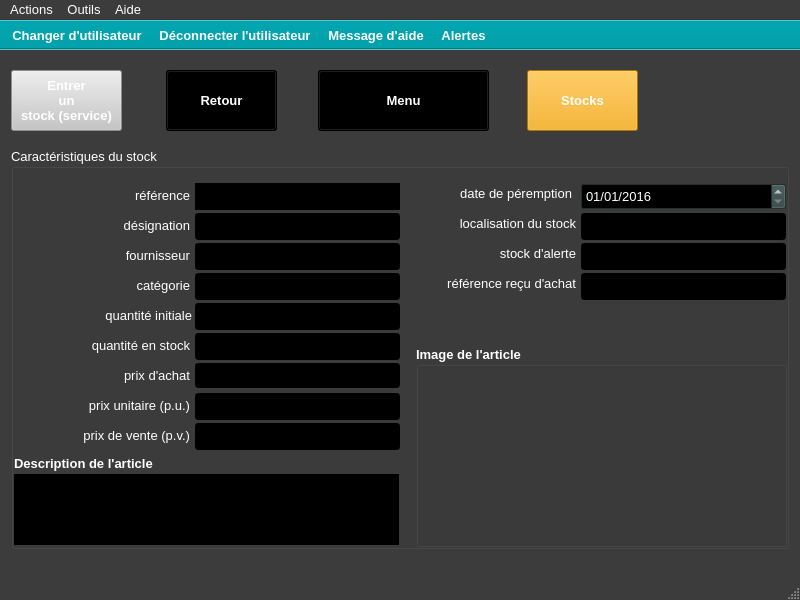
xnoumbissinoundou/yeroth-erp-3.0, file ui/yeroth-erp-achats-detail-window.ui: the form before one commit.
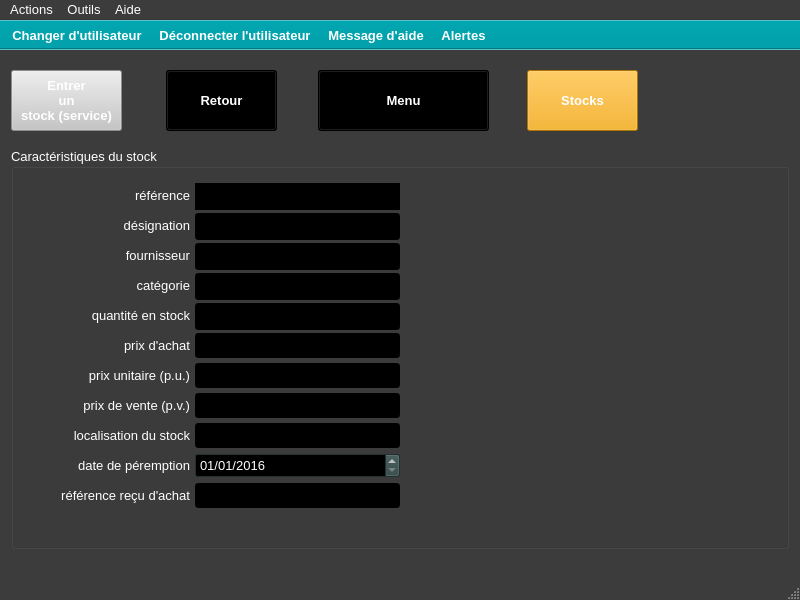
The form after the commit. Icons and pictures are not drawn. Custom widgets are drawn as their Qt base class.

Diff of the .ui file:
```diff
--- a/ui/yeroth-erp-achats-detail-window.ui
+++ b/ui/yeroth-erp-achats-detail-window.ui
@@ -3545,461 +3545,11 @@
       <set>Qt::AlignRight|Qt::AlignTrailing|Qt::AlignVCenter</set>
      </property>
     </widget>
-    <widget class="QLabel" name="label_description">
-     <property name="geometry">
-      <rect>
-       <x>3</x>
-       <y>305</y>
-       <width>205</width>
-       <height>21</height>
-      </rect>
-     </property>
-     <property name="font">
-      <font>
-       <pointsize>10</pointsize>
-       <weight>75</weight>
-       <bold>true</bold>
-      </font>
-     </property>
-     <property name="text">
-      <string>Description de l'article</string>
-     </property>
-    </widget>
-    <widget class="YerothTextEdit" name="textEdit_description">
-     <property name="geometry">
-      <rect>
-       <x>3</x>
-       <y>326</y>
-       <width>385</width>
-       <height>71</height>
-      </rect>
-     </property>
-     <property name="palette">
-      <palette>
-       <active>
-        <colorrole role="WindowText">
-         <brush brushstyle="SolidPattern">
-          <color alpha="255">
-           <red>255</red>
-           <green>255</green>
-           <blue>255</blue>
-          </color>
-         </brush>
-        </colorrole>
-        <colorrole role="Button">
-         <brush brushstyle="SolidPattern">
-          <color alpha="255">
-           <red>0</red>
-           <green>0</green>
-           <blue>0</blue>
-          </color>
-         </brush>
-        </colorrole>
-        <colorrole role="Light">
-         <brush brushstyle="SolidPattern">
-          <color alpha="255">
-           <red>0</red>
-           <green>0</green>
-           <blue>0</blue>
-          </color>
-         </brush>
-        </colorrole>
-        <colorrole role="Midlight">
-         <brush brushstyle="SolidPattern">
-          <color alpha="255">
-           <red>0</red>
-           <green>0</green>
-           <blue>0</blue>
-          </color>
-         </brush>
-        </colorrole>
-        <colorrole role="Dark">
-         <brush brushstyle="SolidPattern">
-          <color alpha="255">
-           <red>0</red>
-           <green>0</green>
-           <blue>0</blue>
-          </color>
-         </brush>
-        </colorrole>
-        <colorrole role="Mid">
-         <brush brushstyle="SolidPattern">
-          <color alpha="255">
-           <red>0</red>
-           <green>0</green>
-           <blue>0</blue>
-          </color>
-         </brush>
-        </colorrole>
-        <colorrole role="Text">
-         <brush brushstyle="SolidPattern">
-          <color alpha="255">
-           <red>255</red>
-           <green>255</green>
-           <blue>255</blue>
-          </color>
-         </brush>
-        </colorrole>
-        <colorrole role="BrightText">
-         <brush brushstyle="SolidPattern">
-          <color alpha="255">
-           <red>255</red>
-           <green>255</green>
-           <blue>255</blue>
-          </color>
-         </brush>
-        </colorrole>
-        <colorrole role="ButtonText">
-         <brush brushstyle="SolidPattern">
-          <color alpha="255">
-           <red>255</red>
-           <green>255</green>
-           <blue>255</blue>
-          </color>
-         </brush>
-        </colorrole>
-        <colorrole role="Base">
-         <brush brushstyle="SolidPattern">
-          <color alpha="255">
-           <red>0</red>
-           <green>0</green>
-           <blue>0</blue>
-          </color>
-         </brush>
-        </colorrole>
-        <colorrole role="Window">
-         <brush brushstyle="SolidPattern">
-          <color alpha="255">
-           <red>0</red>
-           <green>0</green>
-           <blue>0</blue>
-          </color>
-         </brush>
-        </colorrole>
-        <colorrole role="Shadow">
-         <brush brushstyle="SolidPattern">
-          <color alpha="255">
-           <red>0</red>
-           <green>0</green>
-           <blue>0</blue>
-          </color>
-         </brush>
-        </colorrole>
-        <colorrole role="AlternateBase">
-         <brush brushstyle="SolidPattern">
-          <color alpha="255">
-           <red>0</red>
-           <green>0</green>
-           <blue>0</blue>
-          </color>
-         </brush>
-        </colorrole>
-        <colorrole role="ToolTipBase">
-         <brush brushstyle="SolidPattern">
-          <color alpha="255">
-           <red>255</red>
-           <green>255</green>
-           <blue>220</blue>
-          </color>
-         </brush>
-        </colorrole>
-        <colorrole role="ToolTipText">
-         <brush brushstyle="SolidPattern">
-          <color alpha="255">
-           <red>0</red>
-           <green>0</green>
-           <blue>0</blue>
-          </color>
-         </brush>
-        </colorrole>
-       </active>
-       <inactive>
-        <colorrole role="WindowText">
-         <brush brushstyle="SolidPattern">
-          <color alpha="255">
-           <red>255</red>
-           <green>255</green>
-           <blue>255</blue>
-          </color>
-         </brush>
-        </colorrole>
-        <colorrole role="Button">
-         <brush brushstyle="SolidPattern">
-          <color alpha="255">
-           <red>0</red>
-           <green>0</green>
-           <blue>0</blue>
-          </color>
-         </brush>
-        </colorrole>
-        <colorrole role="Light">
-         <brush brushstyle="SolidPattern">
-          <color alpha="255">
-           <red>0</red>
-           <green>0</green>
-           <blue>0</blue>
-          </color>
-         </brush>
-        </colorrole>
-        <colorrole role="Midlight">
-         <brush brushstyle="SolidPattern">
-          <color alpha="255">
-           <red>0</red>
-           <green>0</green>
-           <blue>0</blue>
-          </color>
-         </brush>
-        </colorrole>
-        <colorrole role="Dark">
-         <brush brushstyle="SolidPattern">
-          <color alpha="255">
-           <red>0</red>
-           <green>0</green>
-           <blue>0</blue>
-          </color>
-         </brush>
-        </colorrole>
-        <colorrole role="Mid">
-         <brush brushstyle="SolidPattern">
-          <color alpha="255">
-           <red>0</red>
-           <green>0</green>
-           <blue>0</blue>
-          </color>
-         </brush>
-        </colorrole>
-        <colorrole role="Text">
-         <brush brushstyle="SolidPattern">
-          <color alpha="255">
-           <red>255</red>
-           <green>255</green>
-           <blue>255</blue>
-          </color>
-         </brush>
-        </colorrole>
-        <colorrole role="BrightText">
-         <brush brushstyle="SolidPattern">
-          <color alpha="255">
-           <red>255</red>
-           <green>255</green>
-           <blue>255</blue>
-          </color>
-         </brush>
-        </colorrole>
-        <colorrole role="ButtonText">
-         <brush brushstyle="SolidPattern">
-          <color alpha="255">
-           <red>255</red>
-           <green>255</green>
-           <blue>255</blue>
-          </color>
-         </brush>
-        </colorrole>
-        <colorrole role="Base">
-         <brush brushstyle="SolidPattern">
-          <color alpha="255">
-           <red>0</red>
-           <green>0</green>
-           <blue>0</blue>
-          </color>
-         </brush>
-        </colorrole>
-        <colorrole role="Window">
-         <brush brushstyle="SolidPattern">
-          <color alpha="255">
-           <red>0</red>
-           <green>0</green>
-           <blue>0</blue>
-          </color>
-         </brush>
-        </colorrole>
-        <colorrole role="Shadow">
-         <brush brushstyle="SolidPattern">
-          <color alpha="255">
-           <red>0</red>
-           <green>0</green>
-           <blue>0</blue>
-          </color>
-         </brush>
-        </colorrole>
-        <colorrole role="AlternateBase">
-         <brush brushstyle="SolidPattern">
-          <color alpha="255">
-           <red>0</red>
-           <green>0</green>
-           <blue>0</blue>
-          </color>
-         </brush>
-        </colorrole>
-        <colorrole role="ToolTipBase">
-         <brush brushstyle="SolidPattern">
-          <color alpha="255">
-           <red>255</red>
-           <green>255</green>
-           <blue>220</blue>
-          </color>
-         </brush>
-        </colorrole>
-        <colorrole role="ToolTipText">
-         <brush brushstyle="SolidPattern">
-          <color alpha="255">
-           <red>0</red>
-           <green>0</green>
-           <blue>0</blue>
-          </color>
-         </brush>
-        </colorrole>
-       </inactive>
-       <disabled>
-        <colorrole role="WindowText">
-         <brush brushstyle="SolidPattern">
-          <color alpha="255">
-           <red>0</red>
-           <green>0</green>
-           <blue>0</blue>
-          </color>
-         </brush>
-        </colorrole>
-        <colorrole role="Button">
-         <brush brushstyle="SolidPattern">
-          <color alpha="255">
-           <red>0</red>
-           <green>0</green>
-           <blue>0</blue>
-          </color>
-         </brush>
-        </colorrole>
-        <colorrole role="Light">
-         <brush brushstyle="SolidPattern">
-          <color alpha="255">
-           <red>0</red>
-           <green>0</green>
-           <blue>0</blue>
-          </color>
-         </brush>
-        </colorrole>
-        <colorrole role="Midlight">
-         <brush brushstyle="SolidPattern">
-          <color alpha="255">
-           <red>0</red>
-           <green>0</green>
-           <blue>0</blue>
-          </color>
-         </brush>
-        </colorrole>
-        <colorrole role="Dark">
-         <brush brushstyle="SolidPattern">
-          <color alpha="255">
-           <red>0</red>
-           <green>0</green>
-           <blue>0</blue>
-          </color>
-         </brush>
-        </colorrole>
-        <colorrole role="Mid">
-         <brush brushstyle="SolidPattern">
-          <color alpha="255">
-           <red>0</red>
-           <green>0</green>
-           <blue>0</blue>
-          </color>
-         </brush>
-        </colorrole>
-        <colorrole role="Text">
-         <brush brushstyle="SolidPattern">
-          <color alpha="255">
-           <red>0</red>
-           <green>0</green>
-           <blue>0</blue>
-          </color>
-         </brush>
-        </colorrole>
-        <colorrole role="BrightText">
-         <brush brushstyle="SolidPattern">
-          <color alpha="255">
-           <red>255</red>
-           <green>255</green>
-           <blue>255</blue>
-          </color>
-         </brush>
-        </colorrole>
-        <colorrole role="ButtonText">
-         <brush brushstyle="SolidPattern">
-          <color alpha="255">
-           <red>0</red>
-           <green>0</green>
-           <blue>0</blue>
-          </color>
-         </brush>
-        </colorrole>
-        <colorrole role="Base">
-         <brush brushstyle="SolidPattern">
-          <color alpha="255">
-           <red>0</red>
-           <green>0</green>
-           <blue>0</blue>
-          </color>
-         </brush>
-        </colorrole>
-        <colorrole role="Window">
-         <brush brushstyle="SolidPattern">
-          <color alpha="255">
-           <red>0</red>
-           <green>0</green>
-           <blue>0</blue>
-          </color>
-         </brush>
-        </colorrole>
-        <colorrole role="Shadow">
-         <brush brushstyle="SolidPattern">
-          <color alpha="255">
-           <red>0</red>
-           <green>0</green>
-           <blue>0</blue>
-          </color>
-         </brush>
-        </colorrole>
-        <colorrole role="AlternateBase">
-         <brush brushstyle="SolidPattern">
-          <color alpha="255">
-           <red>0</red>
-           <green>0</green>
-           <blue>0</blue>
-          </color>
-         </brush>
-        </colorrole>
-        <colorrole role="ToolTipBase">
-         <brush brushstyle="SolidPattern">
-          <color alpha="255">
-           <red>255</red>
-           <green>255</green>
-           <blue>220</blue>
-          </color>
-         </brush>
-        </colorrole>
-        <colorrole role="ToolTipText">
-         <brush brushstyle="SolidPattern">
-          <color alpha="255">
-           <red>0</red>
-           <green>0</green>
-           <blue>0</blue>
-          </color>
-         </brush>
-        </colorrole>
-       </disabled>
-      </palette>
-     </property>
-     <property name="font">
-      <font>
-       <pointsize>10</pointsize>
-      </font>
-     </property>
-    </widget>
     <widget class="QLabel" name="label_quantite_restante">
      <property name="geometry">
       <rect>
        <x>58</x>
-       <y>187</y>
+       <y>157</y>
        <width>121</width>
        <height>21</height>
       </rect>
@@ -4023,7 +3573,7 @@
      <property name="geometry">
       <rect>
        <x>184</x>
-       <y>185</y>
+       <y>155</y>
        <width>205</width>
        <height>27</height>
       </rect>
@@ -4476,47 +4026,11 @@
       <set>Qt::AlignRight|Qt::AlignTrailing|Qt::AlignVCenter</set>
      </property>
     </widget>
-    <widget class="QGroupBox" name="groupBox_2">
-     <property name="geometry">
-      <rect>
-       <x>405</x>
-       <y>198</y>
-       <width>371</width>
-       <height>201</height>
-      </rect>
-     </property>
-     <property name="font">
-      <font>
-       <pointsize>10</pointsize>
-       <weight>75</weight>
-       <bold>true</bold>
-      </font>
-     </property>
-     <property name="title">
-      <string>Image de l'article</string>
-     </property>
-     <widget class="QLabel" name="label_image_produit">
-      <property name="geometry">
-       <rect>
-        <x>7</x>
-        <y>26</y>
-        <width>358</width>
-        <height>169</height>
-       </rect>
-      </property>
-      <property name="text">
-       <string/>
-      </property>
-      <property name="alignment">
-       <set>Qt::AlignCenter</set>
-      </property>
-     </widget>
-    </widget>
     <widget class="QLabel" name="label_prix_vente">
      <property name="geometry">
       <rect>
        <x>8</x>
-       <y>277</y>
+       <y>247</y>
        <width>171</width>
        <height>21</height>
       </rect>
@@ -4539,9 +4053,9 @@
     <widget class="QLabel" name="label_numero_localisation_produit">
      <property name="geometry">
       <rect>
-       <x>414</x>
-       <y>65</y>
-       <width>151</width>
+       <x>8</x>
+       <y>277</y>
+       <width>171</width>
        <height>21</height>
       </rect>
      </property>
@@ -4561,9 +4075,9 @@
      <property name="geometry">
       <rect>
        <x>184</x>
-       <y>275</y>
+       <y>245</y>
        <width>205</width>
-       <height>27</height>
+       <height>25</height>
       </rect>
      </property>
      <property name="palette">
@@ -4993,10 +4507,10 @@
     <widget class="YerothDateTimeEdit" name="dateEdit_date_peremption">
      <property name="geometry">
       <rect>
-       <x>570</x>
-       <y>35</y>
+       <x>184</x>
+       <y>305</y>
        <width>205</width>
-       <height>27</height>
+       <height>25</height>
       </rect>
      </property>
      <property name="font">
@@ -5017,468 +4531,11 @@
       </date>
      </property>
     </widget>
-    <widget class="QLabel" name="label_quantite_initiale">
-     <property name="geometry">
-      <rect>
-       <x>60</x>
-       <y>157</y>
-       <width>121</width>
-       <height>21</height>
-      </rect>
-     </property>
-     <property name="font">
-      <font>
-       <pointsize>10</pointsize>
-      </font>
-     </property>
-     <property name="layoutDirection">
-      <enum>Qt::LeftToRight</enum>
-     </property>
-     <property name="text">
-      <string>quantité initiale</string>
-     </property>
-     <property name="alignment">
-      <set>Qt::AlignRight|Qt::AlignTrailing|Qt::AlignVCenter</set>
-     </property>
-    </widget>
-    <widget class="YerothLineEdit" name="lineEdit_quantite_initiale">
-     <property name="geometry">
-      <rect>
-       <x>184</x>
-       <y>155</y>
-       <width>205</width>
-       <height>27</height>
-      </rect>
-     </property>
-     <property name="palette">
-      <palette>
-       <active>
-        <colorrole role="WindowText">
-         <brush brushstyle="SolidPattern">
-          <color alpha="255">
-           <red>255</red>
-           <green>255</green>
-           <blue>255</blue>
-          </color>
-         </brush>
-        </colorrole>
-        <colorrole role="Button">
-         <brush brushstyle="SolidPattern">
-          <color alpha="255">
-           <red>0</red>
-           <green>0</green>
-           <blue>0</blue>
-          </color>
-         </brush>
-        </colorrole>
-        <colorrole role="Light">
-         <brush brushstyle="SolidPattern">
-          <color alpha="255">
-           <red>0</red>
-           <green>0</green>
-           <blue>0</blue>
-          </color>
-         </brush>
-        </colorrole>
-        <colorrole role="Midlight">
-         <brush brushstyle="SolidPattern">
-          <color alpha="255">
-           <red>0</red>
-           <green>0</green>
-           <blue>0</blue>
-          </color>
-         </brush>
-        </colorrole>
-        <colorrole role="Dark">
-         <brush brushstyle="SolidPattern">
-          <color alpha="255">
-           <red>0</red>
-           <green>0</green>
-           <blue>0</blue>
-          </color>
-         </brush>
-        </colorrole>
-        <colorrole role="Mid">
-         <brush brushstyle="SolidPattern">
-          <color alpha="255">
-           <red>0</red>
-           <green>0</green>
-           <blue>0</blue>
-          </color>
-         </brush>
-        </colorrole>
-        <colorrole role="Text">
-         <brush brushstyle="SolidPattern">
-          <color alpha="255">
-           <red>255</red>
-           <green>255</green>
-           <blue>255</blue>
-          </color>
-         </brush>
-        </colorrole>
-        <colorrole role="BrightText">
-         <brush brushstyle="SolidPattern">
-          <color alpha="255">
-           <red>255</red>
-           <green>255</green>
-           <blue>255</blue>
-          </color>
-         </brush>
-        </colorrole>
-        <colorrole role="ButtonText">
-         <brush brushstyle="SolidPattern">
-          <color alpha="255">
-           <red>255</red>
-           <green>255</green>
-           <blue>255</blue>
-          </color>
-         </brush>
-        </colorrole>
-        <colorrole role="Base">
-         <brush brushstyle="SolidPattern">
-          <color alpha="255">
-           <red>0</red>
-           <green>0</green>
-           <blue>0</blue>
-          </color>
-         </brush>
-        </colorrole>
-        <colorrole role="Window">
-         <brush brushstyle="SolidPattern">
-          <color alpha="255">
-           <red>0</red>
-           <green>0</green>
-           <blue>0</blue>
-          </color>
-         </brush>
-        </colorrole>
-        <colorrole role="Shadow">
-         <brush brushstyle="SolidPattern">
-          <color alpha="255">
-           <red>0</red>
-           <green>0</green>
-           <blue>0</blue>
-          </color>
-         </brush>
-        </colorrole>
-        <colorrole role="AlternateBase">
-         <brush brushstyle="SolidPattern">
-          <color alpha="255">
-           <red>0</red>
-           <green>0</green>
-           <blue>0</blue>
-          </color>
-         </brush>
-        </colorrole>
-        <colorrole role="ToolTipBase">
-         <brush brushstyle="SolidPattern">
-          <color alpha="255">
-           <red>255</red>
-           <green>255</green>
-           <blue>220</blue>
-          </color>
-         </brush>
-        </colorrole>
-        <colorrole role="ToolTipText">
-         <brush brushstyle="SolidPattern">
-          <color alpha="255">
-           <red>0</red>
-           <green>0</green>
-           <blue>0</blue>
-          </color>
-         </brush>
-        </colorrole>
-       </active>
-       <inactive>
-        <colorrole role="WindowText">
-         <brush brushstyle="SolidPattern">
-          <color alpha="255">
-           <red>255</red>
-           <green>255</green>
-           <blue>255</blue>
-          </color>
-         </brush>
-        </colorrole>
-        <colorrole role="Button">
-         <brush brushstyle="SolidPattern">
-          <color alpha="255">
-           <red>0</red>
-           <green>0</green>
-           <blue>0</blue>
-          </color>
-         </brush>
-        </colorrole>
-        <colorrole role="Light">
-         <brush brushstyle="SolidPattern">
-          <color alpha="255">
-           <red>0</red>
-           <green>0</green>
-           <blue>0</blue>
-          </color>
-         </brush>
-        </colorrole>
-        <colorrole role="Midlight">
-         <brush brushstyle="SolidPattern">
-          <color alpha="255">
-           <red>0</red>
-           <green>0</green>
-           <blue>0</blue>
-          </color>
-         </brush>
-        </colorrole>
-        <colorrole role="Dark">
-         <brush brushstyle="SolidPattern">
-          <color alpha="255">
-           <red>0</red>
-           <green>0</green>
-           <blue>0</blue>
-          </color>
-         </brush>
-        </colorrole>
-        <colorrole role="Mid">
-         <brush brushstyle="SolidPattern">
-          <color alpha="255">
-           <red>0</red>
-           <green>0</green>
-           <blue>0</blue>
-          </color>
-         </brush>
-        </colorrole>
-        <colorrole role="Text">
-         <brush brushstyle="SolidPattern">
-          <color alpha="255">
-           <red>255</red>
-           <green>255</green>
-           <blue>255</blue>
-          </color>
-         </brush>
-        </colorrole>
-        <colorrole role="BrightText">
-         <brush brushstyle="SolidPattern">
-          <color alpha="255">
-           <red>255</red>
-           <green>255</green>
-           <blue>255</blue>
-          </color>
-         </brush>
-        </colorrole>
-        <colorrole role="ButtonText">
-         <brush brushstyle="SolidPattern">
-          <color alpha="255">
-           <red>255</red>
-           <green>255</green>
-           <blue>255</blue>
-          </color>
-         </brush>
-        </colorrole>
-        <colorrole role="Base">
-         <brush brushstyle="SolidPattern">
-          <color alpha="255">
-           <red>0</red>
-           <green>0</green>
-           <blue>0</blue>
-          </color>
-         </brush>
-        </colorrole>
-        <colorrole role="Window">
-         <brush brushstyle="SolidPattern">
-          <color alpha="255">
-           <red>0</red>
-           <green>0</green>
-           <blue>0</blue>
-          </color>
-         </brush>
-        </colorrole>
-        <colorrole role="Shadow">
-         <brush brushstyle="SolidPattern">
-          <color alpha="255">
-           <red>0</red>
-           <green>0</green>
-           <blue>0</blue>
-          </color>
-         </brush>
-        </colorrole>
-        <colorrole role="AlternateBase">
-         <brush brushstyle="SolidPattern">
-          <color alpha="255">
-           <red>0</red>
-           <green>0</green>
-           <blue>0</blue>
-          </color>
-         </brush>
-        </colorrole>
-        <colorrole role="ToolTipBase">
-         <brush brushstyle="SolidPattern">
-          <color alpha="255">
-           <red>255</red>
-           <green>255</green>
-           <blue>220</blue>
-          </color>
-         </brush>
-        </colorrole>
-        <colorrole role="ToolTipText">
-         <brush brushstyle="SolidPattern">
-          <color alpha="255">
-           <red>0</red>
-           <green>0</green>
-           <blue>0</blue>
-          </color>
-         </brush>
-        </colorrole>
-       </inactive>
-       <disabled>
-        <colorrole role="WindowText">
-         <brush brushstyle="SolidPattern">
-          <color alpha="255">
-           <red>0</red>
-           <green>0</green>
-           <blue>0</blue>
-          </color>
-         </brush>
-        </colorrole>
-        <colorrole role="Button">
-         <brush brushstyle="SolidPattern">
-          <color alpha="255">
-           <red>0</red>
-           <green>0</green>
-           <blue>0</blue>
-          </color>
-         </brush>
-        </colorrole>
-        <colorrole role="Light">
-         <brush brushstyle="SolidPattern">
-          <color alpha="255">
-           <red>0</red>
-           <green>0</green>
-           <blue>0</blue>
-          </color>
-         </brush>
-        </colorrole>
-        <colorrole role="Midlight">
-         <brush brushstyle="SolidPattern">
-          <color alpha="255">
-           <red>0</red>
-           <green>0</green>
-           <blue>0</blue>
-          </color>
-         </brush>
-        </colorrole>
-        <colorrole role="Dark">
-         <brush brushstyle="SolidPattern">
-          <color alpha="255">
-           <red>0</red>
-           <green>0</green>
-           <blue>0</blue>
-          </color>
-         </brush>
-        </colorrole>
-        <colorrole role="Mid">
-         <brush brushstyle="SolidPattern">
-          <color alpha="255">
-           <red>0</red>
-           <green>0</green>
-           <blue>0</blue>
-          </color>
-         </brush>
-        </colorrole>
-        <colorrole role="Text">
-         <brush brushstyle="SolidPattern">
-          <color alpha="255">
-           <red>0</red>
-           <green>0</green>
-           <blue>0</blue>
-          </color>
-         </brush>
-        </colorrole>
-        <colorrole role="BrightText">
-         <brush brushstyle="SolidPattern">
-          <color alpha="255">
-           <red>255</red>
-           <green>255</green>
-           <blue>255</blue>
-          </color>
-         </brush>
-        </colorrole>
-        <colorrole role="ButtonText">
-         <brush brushstyle="SolidPattern">
-          <color alpha="255">
-           <red>0</red>
-           <green>0</green>
-           <blue>0</blue>
-          </color>
-         </brush>
-        </colorrole>
-        <colorrole role="Base">
-         <brush brushstyle="SolidPattern">
-          <color alpha="255">
-           <red>0</red>
-           <green>0</green>
-           <blue>0</blue>
-          </color>
-         </brush>
-        </colorrole>
-        <colorrole role="Window">
-         <brush brushstyle="SolidPattern">
-          <color alpha="255">
-           <red>0</red>
-           <green>0</green>
-           <blue>0</blue>
-          </color>
-         </brush>
-        </colorrole>
-        <colorrole role="Shadow">
-         <brush brushstyle="SolidPattern">
-          <color alpha="255">
-           <red>0</red>
-           <green>0</green>
-           <blue>0</blue>
-          </color>
-         </brush>
-        </colorrole>
-        <colorrole role="AlternateBase">
-         <brush brushstyle="SolidPattern">
-          <color alpha="255">
-           <red>0</red>
-           <green>0</green>
-           <blue>0</blue>
-          </color>
-         </brush>
-        </colorrole>
-        <colorrole role="ToolTipBase">
-         <brush brushstyle="SolidPattern">
-          <color alpha="255">
-           <red>255</red>
-           <green>255</green>
-           <blue>220</blue>
-          </color>
-         </brush>
-        </colorrole>
-        <colorrole role="ToolTipText">
-         <brush brushstyle="SolidPattern">
-          <color alpha="255">
-           <red>0</red>
-           <green>0</green>
-           <blue>0</blue>
-          </color>
-         </brush>
-        </colorrole>
-       </disabled>
-      </palette>
-     </property>
-     <property name="font">
-      <font>
-       <pointsize>10</pointsize>
-      </font>
-     </property>
-     <property name="readOnly">
-      <bool>false</bool>
-     </property>
-    </widget>
     <widget class="YerothLineEdit" name="lineEdit_prix_dachat">
      <property name="geometry">
       <rect>
        <x>184</x>
-       <y>215</y>
+       <y>185</y>
        <width>205</width>
        <height>25</height>
       </rect>
@@ -6775,10 +5832,10 @@
      </property>
      <property name="geometry">
       <rect>
-       <x>570</x>
-       <y>65</y>
+       <x>184</x>
+       <y>275</y>
        <width>205</width>
-       <height>27</height>
+       <height>25</height>
       </rect>
      </property>
      <property name="palette">
@@ -7205,9 +6262,9 @@
     <widget class="QLabel" name="label_date_peremption">
      <property name="geometry">
       <rect>
-       <x>400</x>
-       <y>35</y>
-       <width>161</width>
+       <x>8</x>
+       <y>307</y>
+       <width>171</width>
        <height>21</height>
       </rect>
      </property>
@@ -7229,9 +6286,9 @@
      <property name="geometry">
       <rect>
        <x>184</x>
-       <y>245</y>
+       <y>215</y>
        <width>205</width>
-       <height>27</height>
+       <height>25</height>
       </rect>
      </property>
      <property name="palette">
@@ -7665,7 +6722,7 @@
      <property name="geometry">
       <rect>
        <x>8</x>
-       <y>247</y>
+       <y>217</y>
        <width>171</width>
        <height>21</height>
       </rect>
@@ -7689,7 +6746,7 @@
      <property name="geometry">
       <rect>
        <x>8</x>
-       <y>217</y>
+       <y>187</y>
        <width>171</width>
        <height>21</height>
       </rect>
@@ -7709,466 +6766,13 @@
       <set>Qt::AlignRight|Qt::AlignTrailing|Qt::AlignVCenter</set>
      </property>
     </widget>
-    <widget class="YerothLineEdit" name="lineEdit_stock_dalerte">
-     <property name="geometry">
-      <rect>
-       <x>570</x>
-       <y>95</y>
-       <width>205</width>
-       <height>27</height>
-      </rect>
-     </property>
-     <property name="palette">
-      <palette>
-       <active>
-        <colorrole role="WindowText">
-         <brush brushstyle="SolidPattern">
-          <color alpha="255">
-           <red>255</red>
-           <green>255</green>
-           <blue>255</blue>
-          </color>
-         </brush>
-        </colorrole>
-        <colorrole role="Button">
-         <brush brushstyle="SolidPattern">
-          <color alpha="255">
-           <red>0</red>
-           <green>0</green>
-           <blue>0</blue>
-          </color>
-         </brush>
-        </colorrole>
-        <colorrole role="Light">
-         <brush brushstyle="SolidPattern">
-          <color alpha="255">
-           <red>0</red>
-           <green>0</green>
-           <blue>0</blue>
-          </color>
-         </brush>
-        </colorrole>
-        <colorrole role="Midlight">
-         <brush brushstyle="SolidPattern">
-          <color alpha="255">
-           <red>0</red>
-           <green>0</green>
-           <blue>0</blue>
-          </color>
-         </brush>
-        </colorrole>
-        <colorrole role="Dark">
-         <brush brushstyle="SolidPattern">
-          <color alpha="255">
-           <red>0</red>
-           <green>0</green>
-           <blue>0</blue>
-          </color>
-         </brush>
-        </colorrole>
-        <colorrole role="Mid">
-         <brush brushstyle="SolidPattern">
-          <color alpha="255">
-           <red>0</red>
-           <green>0</green>
-           <blue>0</blue>
-          </color>
-         </brush>
-        </colorrole>
-        <colorrole role="Text">
-         <brush brushstyle="SolidPattern">
-          <color alpha="255">
-           <red>255</red>
-           <green>255</green>
-           <blue>255</blue>
-          </color>
-         </brush>
-        </colorrole>
-        <colorrole role="BrightText">
-         <brush brushstyle="SolidPattern">
-          <color alpha="255">
-           <red>255</red>
-           <green>255</green>
-           <blue>255</blue>
-          </color>
-         </brush>
-        </colorrole>
-        <colorrole role="ButtonText">
-         <brush brushstyle="SolidPattern">
-          <color alpha="255">
-           <red>255</red>
-           <green>255</green>
-           <blue>255</blue>
-          </color>
-         </brush>
-        </colorrole>
-        <colorrole role="Base">
-         <brush brushstyle="SolidPattern">
-          <color alpha="255">
-           <red>0</red>
-           <green>0</green>
-           <blue>0</blue>
-          </color>
-         </brush>
-        </colorrole>
-        <colorrole role="Window">
-         <brush brushstyle="SolidPattern">
-          <color alpha="255">
-           <red>0</red>
-           <green>0</green>
-           <blue>0</blue>
-          </color>
-         </brush>
-        </colorrole>
-        <colorrole role="Shadow">
-         <brush brushstyle="SolidPattern">
-          <color alpha="255">
-           <red>0</red>
-           <green>0</green>
-           <blue>0</blue>
-          </color>
-         </brush>
-        </colorrole>
-        <colorrole role="AlternateBase">
-         <brush brushstyle="SolidPattern">
-          <color alpha="255">
-           <red>0</red>
-           <green>0</green>
-           <blue>0</blue>
-          </color>
-         </brush>
-        </colorrole>
-        <colorrole role="ToolTipBase">
-         <brush brushstyle="SolidPattern">
-          <color alpha="255">
-           <red>255</red>
-           <green>255</green>
-           <blue>220</blue>
-          </color>
-         </brush>
-        </colorrole>
-        <colorrole role="ToolTipText">
-         <brush brushstyle="SolidPattern">
-          <color alpha="255">
-           <red>0</red>
-           <green>0</green>
-           <blue>0</blue>
-          </color>
-         </brush>
-        </colorrole>
-       </active>
-       <inactive>
-        <colorrole role="WindowText">
-         <brush brushstyle="SolidPattern">
-          <color alpha="255">
-           <red>255</red>
-           <green>255</green>
-           <blue>255</blue>
-          </color>
-         </brush>
-        </colorrole>
-        <colorrole role="Button">
-         <brush brushstyle="SolidPattern">
-          <color alpha="255">
-           <red>0</red>
-           <green>0</green>
-           <blue>0</blue>
-          </color>
-         </brush>
-        </colorrole>
-        <colorrole role="Light">
-         <brush brushstyle="SolidPattern">
-          <color alpha="255">
-           <red>0</red>
-           <green>0</green>
-           <blue>0</blue>
-          </color>
-         </brush>
-        </colorrole>
-        <colorrole role="Midlight">
-         <brush brushstyle="SolidPattern">
-          <color alpha="255">
-           <red>0</red>
-           <green>0</green>
-           <blue>0</blue>
-          </color>
-         </brush>
-        </colorrole>
-        <colorrole role="Dark">
-         <brush brushstyle="SolidPattern">
-          <color alpha="255">
-           <red>0</red>
-           <green>0</green>
-           <blue>0</blue>
-          </color>
-         </brush>
-        </colorrole>
-        <colorrole role="Mid">
-         <brush brushstyle="SolidPattern">
-          <color alpha="255">
-           <red>0</red>
-           <green>0</green>
-           <blue>0</blue>
-          </color>
-         </brush>
-        </colorrole>
-        <colorrole role="Text">
-         <brush brushstyle="SolidPattern">
-          <color alpha="255">
-           <red>255</red>
-           <green>255</green>
-           <blue>255</blue>
-          </color>
-         </brush>
-        </colorrole>
-        <colorrole role="BrightText">
-         <brush brushstyle="SolidPattern">
-          <color alpha="255">
-           <red>255</red>
-           <green>255</green>
-           <blue>255</blue>
-          </color>
-         </brush>
-        </colorrole>
-        <colorrole role="ButtonText">
-         <brush brushstyle="SolidPattern">
-          <color alpha="255">
-           <red>255</red>
-           <green>255</green>
-           <blue>255</blue>
-          </color>
-         </brush>
-        </colorrole>
-        <colorrole role="Base">
-         <brush brushstyle="SolidPattern">
-          <color alpha="255">
-           <red>0</red>
-           <green>0</green>
-           <blue>0</blue>
-          </color>
-         </brush>
-        </colorrole>
-        <colorrole role="Window">
-         <brush brushstyle="SolidPattern">
-          <color alpha="255">
-           <red>0</red>
-           <green>0</green>
-           <blue>0</blue>
-          </color>
-         </brush>
-        </colorrole>
-        <colorrole role="Shadow">
-         <brush brushstyle="SolidPattern">
-          <color alpha="255">
-           <red>0</red>
-           <green>0</green>
-           <blue>0</blue>
-          </color>
-         </brush>
-        </colorrole>
-        <colorrole role="AlternateBase">
-         <brush brushstyle="SolidPattern">
-          <color alpha="255">
-           <red>0</red>
-           <green>0</green>
-           <blue>0</blue>
-          </color>
-         </brush>
-        </colorrole>
-        <colorrole role="ToolTipBase">
-         <brush brushstyle="SolidPattern">
-          <color alpha="255">
-           <red>255</red>
-           <green>255</green>
-           <blue>220</blue>
-          </color>
-         </brush>
-        </colorrole>
-        <colorrole role="ToolTipText">
-         <brush brushstyle="SolidPattern">
-          <color alpha="255">
-           <red>0</red>
-           <green>0</green>
-           <blue>0</blue>
-          </color>
-         </brush>
-        </colorrole>
-       </inactive>
-       <disabled>
-        <colorrole role="WindowText">
-         <brush brushstyle="SolidPattern">
-          <color alpha="255">
-           <red>0</red>
-           <green>0</green>
-           <blue>0</blue>
-          </color>
-         </brush>
-        </colorrole>
-        <colorrole role="Button">
-         <brush brushstyle="SolidPattern">
-          <color alpha="255">
-           <red>0</red>
-           <green>0</green>
-           <blue>0</blue>
-          </color>
-         </brush>
-        </colorrole>
-        <colorrole role="Light">
-         <brush brushstyle="SolidPattern">
-          <color alpha="255">
-           <red>0</red>
-           <green>0</green>
-           <blue>0</blue>
-          </color>
-         </brush>
-        </colorrole>
-        <colorrole role="Midlight">
-         <brush brushstyle="SolidPattern">
-          <color alpha="255">
-           <red>0</red>
-           <green>0</green>
-           <blue>0</blue>
-          </color>
-         </brush>
-        </colorrole>
-        <colorrole role="Dark">
-         <brush brushstyle="SolidPattern">
-          <color alpha="255">
-           <red>0</red>
-           <green>0</green>
-           <blue>0</blue>
-          </color>
-         </brush>
-        </colorrole>
-        <colorrole role="Mid">
-         <brush brushstyle="SolidPattern">
-          <color alpha="255">
-           <red>0</red>
-           <green>0</green>
-           <blue>0</blue>
-          </color>
-         </brush>
-        </colorrole>
-        <colorrole role="Text">
-         <brush brushstyle="SolidPattern">
-          <color alpha="255">
-           <red>0</red>
-           <green>0</green>
-           <blue>0</blue>
-          </color>
-         </brush>
-        </colorrole>
-        <colorrole role="BrightText">
-         <brush brushstyle="SolidPattern">
-          <color alpha="255">
-           <red>255</red>
-           <green>255</green>
-           <blue>255</blue>
-          </color>
-         </brush>
-        </colorrole>
-        <colorrole role="ButtonText">
-         <brush brushstyle="SolidPattern">
-          <color alpha="255">
-           <red>0</red>
-           <green>0</green>
-           <blue>0</blue>
-          </color>
-         </brush>
-        </colorrole>
-        <colorrole role="Base">
-         <brush brushstyle="SolidPattern">
-          <color alpha="255">
-           <red>0</red>
-           <green>0</green>
-           <blue>0</blue>
-          </color>
-         </brush>
-        </colorrole>
-        <colorrole role="Window">
-         <brush brushstyle="SolidPattern">
-          <color alpha="255">
-           <red>0</red>
-           <green>0</green>
-           <blue>0</blue>
-          </color>
-         </brush>
-        </colorrole>
-        <colorrole role="Shadow">
-         <brush brushstyle="SolidPattern">
-          <color alpha="255">
-           <red>0</red>
-           <green>0</green>
-           <blue>0</blue>
-          </color>
-         </brush>
-        </colorrole>
-        <colorrole role="AlternateBase">
-         <brush brushstyle="SolidPattern">
-          <color alpha="255">
-           <red>0</red>
-           <green>0</green>
-           <blue>0</blue>
-          </color>
-         </brush>
-        </colorrole>
-        <colorrole role="ToolTipBase">
-         <brush brushstyle="SolidPattern">
-          <color alpha="255">
-           <red>255</red>
-           <green>255</green>
-           <blue>220</blue>
-          </color>
-         </brush>
-        </colorrole>
-        <colorrole role="ToolTipText">
-         <brush brushstyle="SolidPattern">
-          <color alpha="255">
-           <red>0</red>
-           <green>0</green>
-           <blue>0</blue>
-          </color>
-         </brush>
-        </colorrole>
-       </disabled>
-      </palette>
-     </property>
-     <property name="font">
-      <font>
-       <pointsize>10</pointsize>
-      </font>
-     </property>
-    </widget>
-    <widget class="QLabel" name="label_stock_dalerte">
-     <property name="geometry">
-      <rect>
-       <x>414</x>
-       <y>95</y>
-       <width>151</width>
-       <height>21</height>
-      </rect>
-     </property>
-     <property name="font">
-      <font>
-       <pointsize>10</pointsize>
-       <weight>50</weight>
-       <bold>false</bold>
-      </font>
-     </property>
-     <property name="text">
-      <string>stock d'alerte</string>
-     </property>
-     <property name="alignment">
-      <set>Qt::AlignRight|Qt::AlignTrailing|Qt::AlignVCenter</set>
-     </property>
-    </widget>
     <widget class="YerothLineEdit" name="lineEdit_reference_recu_dachat">
      <property name="geometry">
       <rect>
-       <x>570</x>
-       <y>125</y>
+       <x>184</x>
+       <y>335</y>
        <width>205</width>
-       <height>27</height>
+       <height>25</height>
       </rect>
      </property>
      <property name="palette">
@@ -8595,9 +7199,9 @@
     <widget class="QLabel" name="label_reference_recu_dachat">
      <property name="geometry">
       <rect>
-       <x>414</x>
-       <y>125</y>
-       <width>151</width>
+       <x>8</x>
+       <y>337</y>
+       <width>171</width>
        <height>21</height>
       </rect>
      </property>
@@ -10577,11 +9181,6 @@
    <extends>QDateEdit</extends>
    <header>src/widgets/yeroth-erp-datetime-edit.hpp</header>
   </customwidget>
-  <customwidget>
-   <class>YerothTextEdit</class>
-   <extends>QTextEdit</extends>
-   <header>src/widgets/yeroth-erp-text-edit.hpp</header>
-  </customwidget>
  </customwidgets>
  <tabstops>
   <tabstop>lineEdit_reference_produit</tabstop>
```
Left out of the diff: 3 changed lines with no effect on the pictures.
